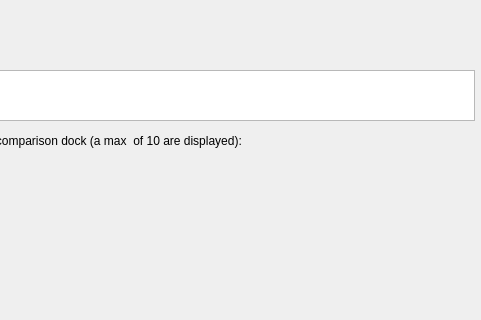
marksutton/EvoSim, file reseed.ui: the form before one commit; both pictures show x 236 to 717 and y 0 to 320 of the 717 by 438 pixel window.
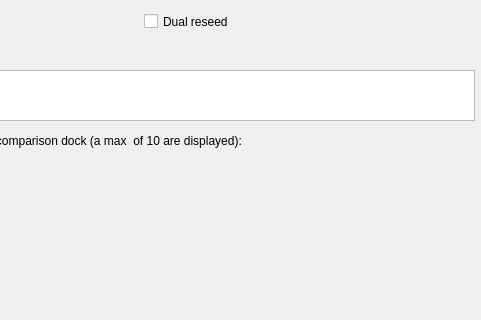
The form after the commit.

Commit message: Implemented proper dual seed option, and associated warning.

Diff of the .ui file:
```diff
--- a/reseed.ui
+++ b/reseed.ui
@@ -89,6 +89,19 @@
    </property>
    <layout class="QVBoxLayout" name="genomesLayout"/>
   </widget>
+  <widget class="QCheckBox" name="checkBoxDualReseed">
+   <property name="geometry">
+    <rect>
+     <x>380</x>
+     <y>10</y>
+     <width>321</width>
+     <height>23</height>
+    </rect>
+   </property>
+   <property name="text">
+    <string>Dual reseed</string>
+   </property>
+  </widget>
  </widget>
  <resources/>
  <connections>
```
The commit also changes 4 other files.
